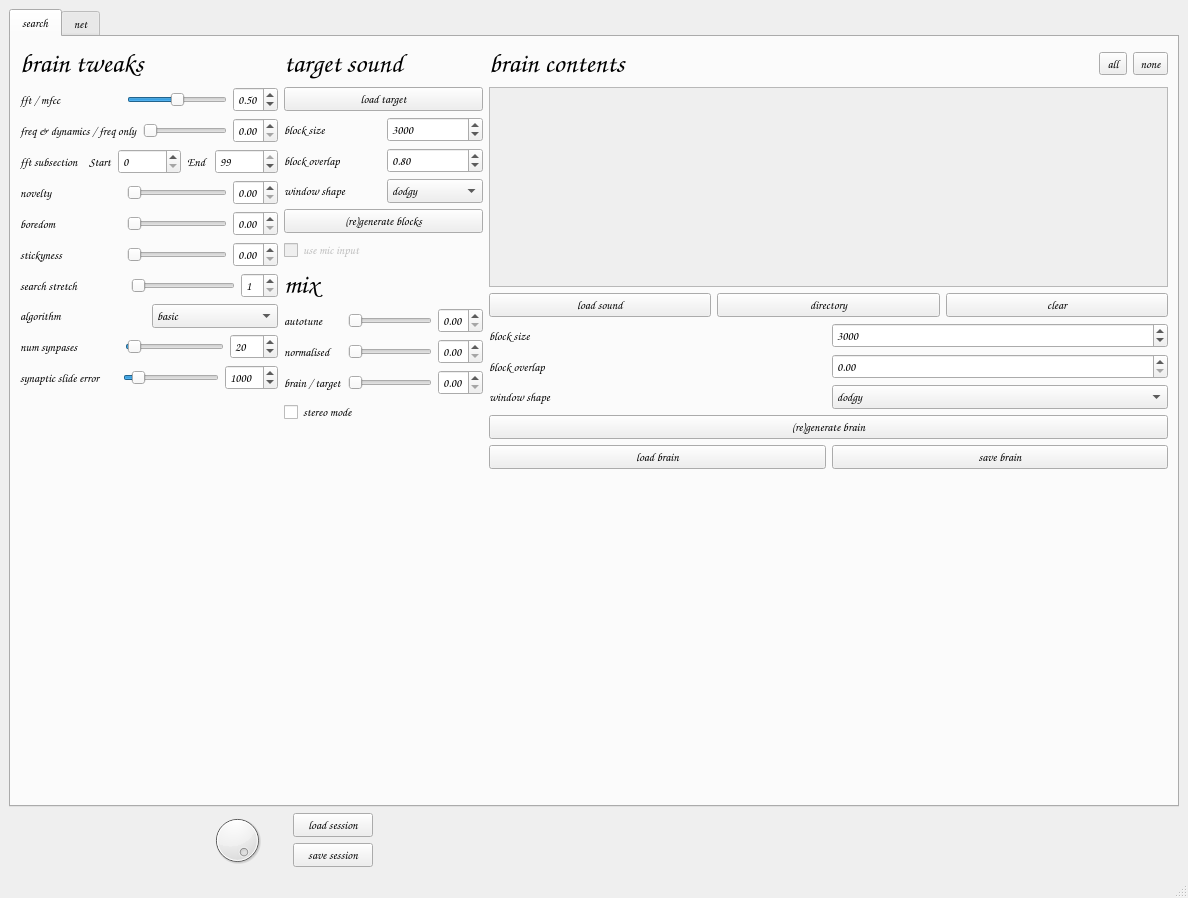
The window that gui/samplebrain.ui (aeiouaeiouaeiouaeiouaeiouaeiou/samplebrain) describes before a commit, drawn with Qt 5.
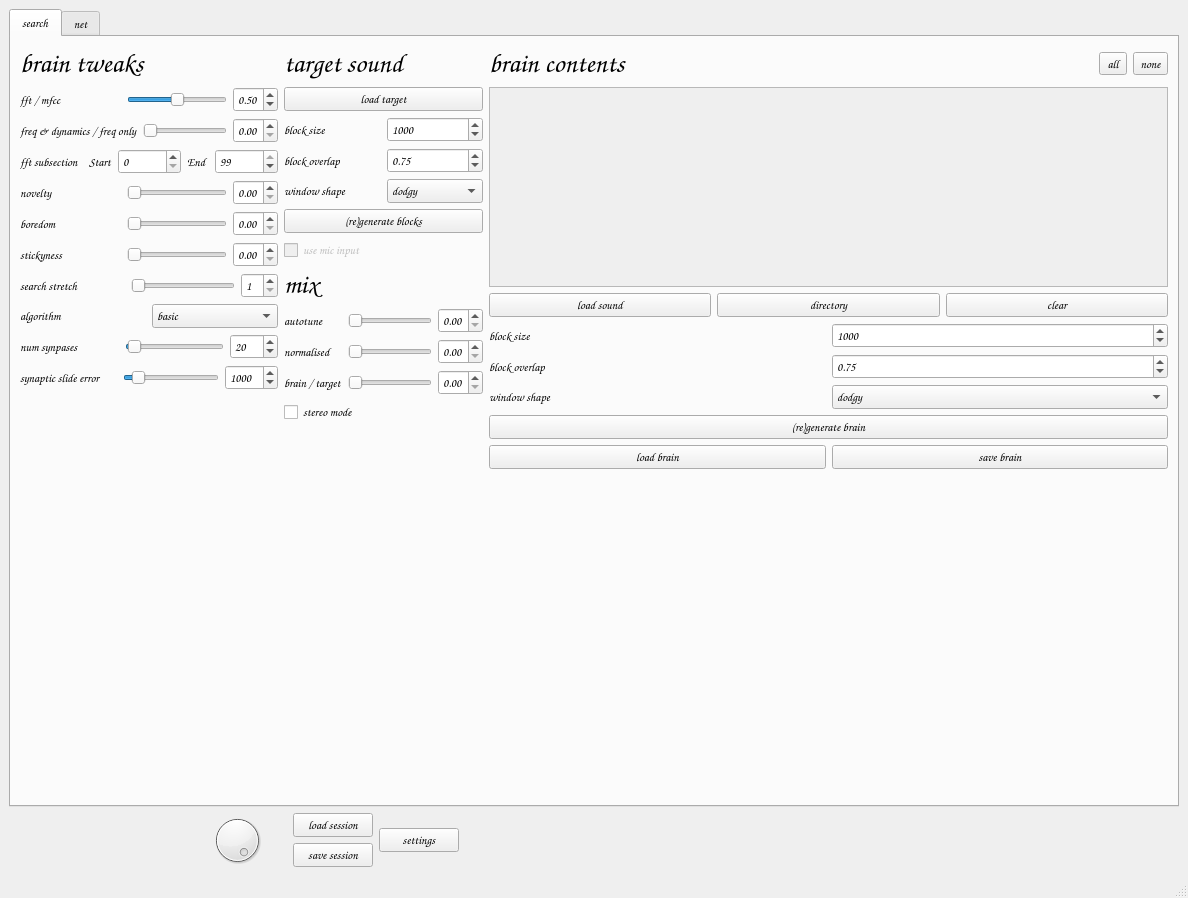
The same window after the commit. Icons and pictures are not drawn.

Commit message: added audio settings options for selection of device, samplrate and buffer size, also fixed: #65 & fixed: #64

What changed in the file:
```diff
--- a/gui/samplebrain.ui
+++ b/gui/samplebrain.ui
@@ -752,7 +752,7 @@
                <number>99999</number>
               </property>
               <property name="value">
-               <number>3000</number>
+               <number>1000</number>
               </property>
              </widget>
             </item>
@@ -783,7 +783,7 @@
                <double>0.010000000000000</double>
               </property>
               <property name="value">
-               <double>0.800000000000000</double>
+               <double>0.750000000000000</double>
               </property>
              </widget>
             </item>
@@ -1236,7 +1236,7 @@
                <number>99999</number>
               </property>
               <property name="value">
-               <number>3000</number>
+               <number>1000</number>
               </property>
              </widget>
             </item>
@@ -1267,7 +1267,7 @@
                <double>0.010000000000000</double>
               </property>
               <property name="value">
-               <double>0.000000000000000</double>
+               <double>0.750000000000000</double>
               </property>
              </widget>
             </item>
@@ -1562,6 +1562,20 @@
         </item>
        </layout>
       </item>
+      <item>
+       <widget class="QPushButton" name="pushButton">
+        <property name="font">
+         <font>
+          <family>Comic Sans MS</family>
+          <weight>75</weight>
+          <bold>true</bold>
+         </font>
+        </property>
+        <property name="text">
+         <string>settings</string>
+        </property>
+       </widget>
+      </item>
       <item>
        <spacer name="horizontalSpacer">
         <property name="orientation">
```
Left out of the diff: 259 changed lines with no effect on the pictures. The commit also changes 17 other files.
